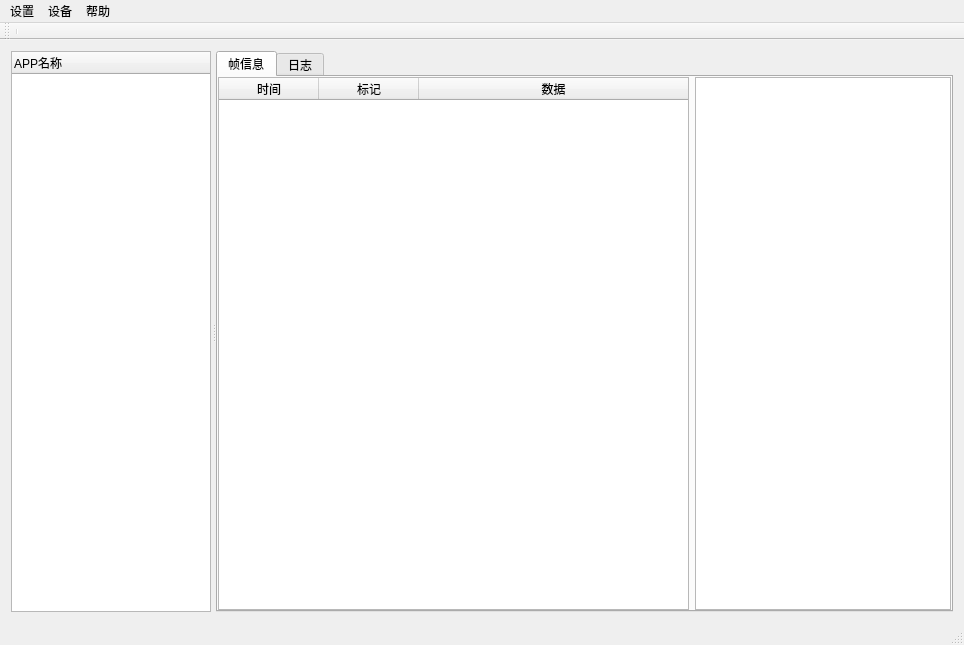
First picture: the form in source/protocol_master_ui.ui, repository chopin1993/protocolmaster-20210731, before the edit.
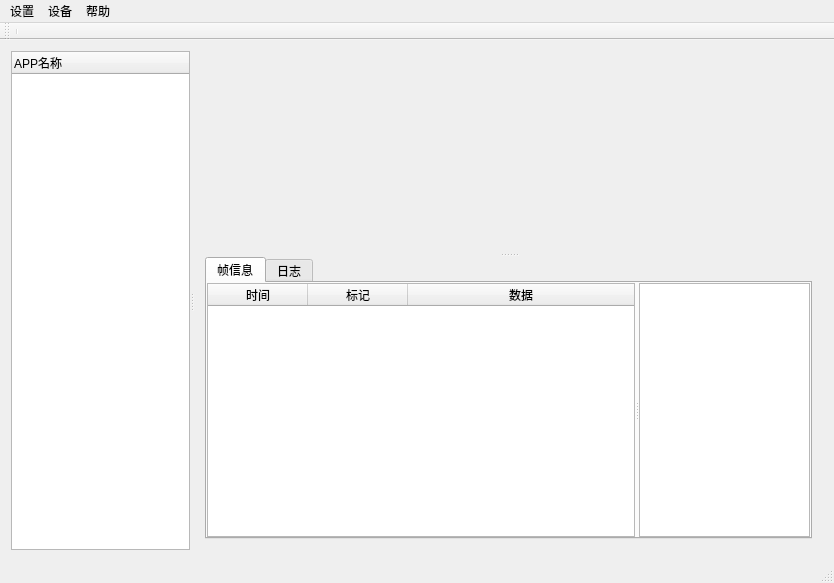
Second picture: the form after the edit.

Commit message: 1. 主界面自动适配

The edit to the form file:
```diff
--- a/source/protocol_master_ui.ui
+++ b/source/protocol_master_ui.ui
@@ -6,100 +6,186 @@
    <rect>
     <x>0</x>
     <y>0</y>
-    <width>964</width>
-    <height>645</height>
+    <width>834</width>
+    <height>583</height>
    </rect>
   </property>
   <property name="windowTitle">
    <string>智能硬件测试工具</string>
   </property>
   <widget class="QWidget" name="centralWidget">
-   <layout class="QVBoxLayout" name="verticalLayout">
+   <property name="sizePolicy">
+    <sizepolicy hsizetype="Maximum" vsizetype="Maximum">
+     <horstretch>6</horstretch>
+     <verstretch>6</verstretch>
+    </sizepolicy>
+   </property>
+   <property name="styleSheet">
+    <string notr="true"/>
+   </property>
+   <layout class="QHBoxLayout" name="horizontalLayout_3">
     <item>
-     <widget class="QSplitter" name="splitter_h">
+     <widget class="QSplitter" name="splitter">
+      <property name="sizePolicy">
+       <sizepolicy hsizetype="Expanding" vsizetype="Expanding">
+        <horstretch>0</horstretch>
+        <verstretch>0</verstretch>
+       </sizepolicy>
+      </property>
       <property name="orientation">
        <enum>Qt::Horizontal</enum>
       </property>
-      <property name="opaqueResize">
-       <bool>true</bool>
-      </property>
-      <property name="handleWidth">
-       <number>5</number>
-      </property>
-      <property name="childrenCollapsible">
-       <bool>false</bool>
-      </property>
-      <widget class="QTreeWidget" name="treeWidget">
+      <widget class="QTreeWidget" name="leftTreeWidget">
        <property name="enabled">
         <bool>true</bool>
        </property>
        <property name="sizePolicy">
-        <sizepolicy hsizetype="Preferred" vsizetype="Preferred">
-         <horstretch>0</horstretch>
+        <sizepolicy hsizetype="Minimum" vsizetype="Preferred">
+         <horstretch>3</horstretch>
          <verstretch>0</verstretch>
         </sizepolicy>
        </property>
+       <property name="minimumSize">
+        <size>
+         <width>50</width>
+         <height>50</height>
+        </size>
+       </property>
        <property name="maximumSize">
         <size>
          <width>200</width>
-         <height>16777215</height>
+         <height>111111</height>
         </size>
        </property>
+       <property name="baseSize">
+        <size>
+         <width>0</width>
+         <height>0</height>
+        </size>
+       </property>
+       <property name="autoScroll">
+        <bool>true</bool>
+       </property>
+       <attribute name="headerDefaultSectionSize">
+        <number>120</number>
+       </attribute>
+       <attribute name="headerMinimumSectionSize">
+        <number>40</number>
+       </attribute>
        <column>
         <property name="text">
          <string>APP名称</string>
         </property>
        </column>
       </widget>
-      <widget class="QSplitter" name="splitter_v">
-       <property name="enabled">
-        <bool>true</bool>
+      <widget class="QWidget" name="rightSpace" native="true">
+       <property name="sizePolicy">
+        <sizepolicy hsizetype="Preferred" vsizetype="Preferred">
+         <horstretch>5</horstretch>
+         <verstretch>0</verstretch>
+        </sizepolicy>
        </property>
+       <property name="styleSheet">
+        <string notr="true"/>
+       </property>
+       <layout class="QVBoxLayout" name="verticalLayout">
+        <item>
+         <widget class="QSplitter" name="splitter_2">
        <property name="sizePolicy">
-        <sizepolicy hsizetype="Preferred" vsizetype="Minimum">
+           <sizepolicy hsizetype="Preferred" vsizetype="Preferred">
          <horstretch>0</horstretch>
          <verstretch>0</verstretch>
         </sizepolicy>
        </property>
-       <property name="maximumSize">
-        <size>
-         <width>16777215</width>
-         <height>16777215</height>
-        </size>
-       </property>
-       <property name="frameShape">
-        <enum>QFrame::NoFrame</enum>
-       </property>
-       <property name="frameShadow">
-        <enum>QFrame::Plain</enum>
-       </property>
-       <property name="midLineWidth">
-        <number>1</number>
-       </property>
        <property name="orientation">
         <enum>Qt::Vertical</enum>
        </property>
+          <widget class="QWidget" name="upper" native="true">
+           <property name="sizePolicy">
+            <sizepolicy hsizetype="Preferred" vsizetype="Preferred">
+             <horstretch>0</horstretch>
+             <verstretch>3</verstretch>
+            </sizepolicy>
+           </property>
+           <property name="minimumSize">
+            <size>
+             <width>0</width>
+             <height>150</height>
+            </size>
+           </property>
+           <property name="styleSheet">
+            <string notr="true"/>
+           </property>
+          </widget>
+          <widget class="QWidget" name="lower" native="true">
+           <property name="sizePolicy">
+            <sizepolicy hsizetype="Preferred" vsizetype="Preferred">
+             <horstretch>0</horstretch>
+             <verstretch>3</verstretch>
+            </sizepolicy>
+           </property>
+           <property name="minimumSize">
+            <size>
+             <width>0</width>
+             <height>120</height>
+            </size>
+           </property>
+           <property name="styleSheet">
+            <string notr="true"/>
+           </property>
+           <layout class="QHBoxLayout" name="horizontalLayout_2">
+            <property name="spacing">
+             <number>0</number>
+            </property>
+            <property name="leftMargin">
+             <number>0</number>
+            </property>
+            <property name="topMargin">
+             <number>0</number>
+            </property>
+            <property name="rightMargin">
+             <number>0</number>
+            </property>
+            <property name="bottomMargin">
+             <number>0</number>
+            </property>
+            <item>
        <widget class="QTabWidget" name="tabWidget">
         <property name="sizePolicy">
-         <sizepolicy hsizetype="MinimumExpanding" vsizetype="MinimumExpanding">
+               <sizepolicy hsizetype="Preferred" vsizetype="Preferred">
           <horstretch>0</horstretch>
           <verstretch>0</verstretch>
          </sizepolicy>
         </property>
+              <property name="minimumSize">
+               <size>
+                <width>0</width>
+                <height>150</height>
+               </size>
+              </property>
         <property name="currentIndex">
          <number>0</number>
         </property>
         <widget class="QWidget" name="tabFrame">
          <property name="sizePolicy">
-          <sizepolicy hsizetype="MinimumExpanding" vsizetype="MinimumExpanding">
+                <sizepolicy hsizetype="Preferred" vsizetype="Preferred">
            <horstretch>0</horstretch>
            <verstretch>0</verstretch>
           </sizepolicy>
          </property>
+               <property name="minimumSize">
+                <size>
+                 <width>0</width>
+                 <height>60</height>
+                </size>
+               </property>
          <attribute name="title">
           <string>帧信息</string>
          </attribute>
-         <layout class="QHBoxLayout" name="horizontalLayout" stretch="0,0">
+               <layout class="QHBoxLayout" name="horizontalLayout">
+                <property name="spacing">
+                 <number>0</number>
+                </property>
           <property name="leftMargin">
            <number>0</number>
           </property>
@@ -113,23 +199,39 @@
            <number>0</number>
           </property>
           <item>
+                 <widget class="QSplitter" name="splitter_3">
+                  <property name="sizePolicy">
+                   <sizepolicy hsizetype="Preferred" vsizetype="Expanding">
+                    <horstretch>0</horstretch>
+                    <verstretch>0</verstretch>
+                   </sizepolicy>
+                  </property>
+                  <property name="minimumSize">
+                   <size>
+                    <width>0</width>
+                    <height>100</height>
+                   </size>
+                  </property>
+                  <property name="orientation">
+                   <enum>Qt::Horizontal</enum>
+                  </property>
            <widget class="QTableWidget" name="tableWidgetFrame">
             <property name="sizePolicy">
-             <sizepolicy hsizetype="MinimumExpanding" vsizetype="MinimumExpanding">
-              <horstretch>2</horstretch>
+                    <sizepolicy hsizetype="Preferred" vsizetype="Preferred">
+                     <horstretch>5</horstretch>
               <verstretch>0</verstretch>
              </sizepolicy>
             </property>
             <property name="minimumSize">
              <size>
-              <width>400</width>
-              <height>300</height>
+                     <width>0</width>
+                     <height>120</height>
              </size>
             </property>
             <property name="maximumSize">
              <size>
-              <width>1000</width>
-              <height>1000</height>
+                     <width>16777215</width>
+                     <height>16777215</height>
              </size>
             </property>
             <property name="contextMenuPolicy">
@@ -181,12 +283,10 @@
              </property>
             </column>
            </widget>
-          </item>
-          <item>
            <widget class="QTextBrowser" name="textBrowserFrameInfo">
             <property name="sizePolicy">
-             <sizepolicy hsizetype="Preferred" vsizetype="MinimumExpanding">
-              <horstretch>0</horstretch>
+                    <sizepolicy hsizetype="Preferred" vsizetype="Preferred">
+                     <horstretch>2</horstretch>
               <verstretch>0</verstretch>
              </sizepolicy>
             </property>
@@ -197,6 +297,7 @@
              </font>
             </property>
            </widget>
+                 </widget>
           </item>
          </layout>
         </widget>
@@ -210,28 +311,14 @@
          <attribute name="title">
           <string>日志</string>
          </attribute>
-         <layout class="QGridLayout" name="gridLayout">
-          <property name="leftMargin">
-           <number>0</number>
-          </property>
-          <property name="topMargin">
-           <number>0</number>
-          </property>
-          <property name="rightMargin">
-           <number>0</number>
-          </property>
-          <property name="bottomMargin">
-           <number>0</number>
-          </property>
-          <property name="spacing">
-           <number>0</number>
-          </property>
-          <item row="0" column="0">
-           <widget class="QTextBrowser" name="textBrowser"/>
+              </widget>
+             </widget>
           </item>
          </layout>
         </widget>
        </widget>
+        </item>
+       </layout>
       </widget>
      </widget>
     </item>
@@ -242,7 +329,7 @@
     <rect>
      <x>0</x>
      <y>0</y>
-     <width>964</width>
+     <width>834</width>
      <height>23</height>
     </rect>
    </property>
```
Left out of the diff: 6 changed lines with no effect on the pictures. Lines whose indentation alone changed are shown as unchanged. The commit also changes 6 other files.
